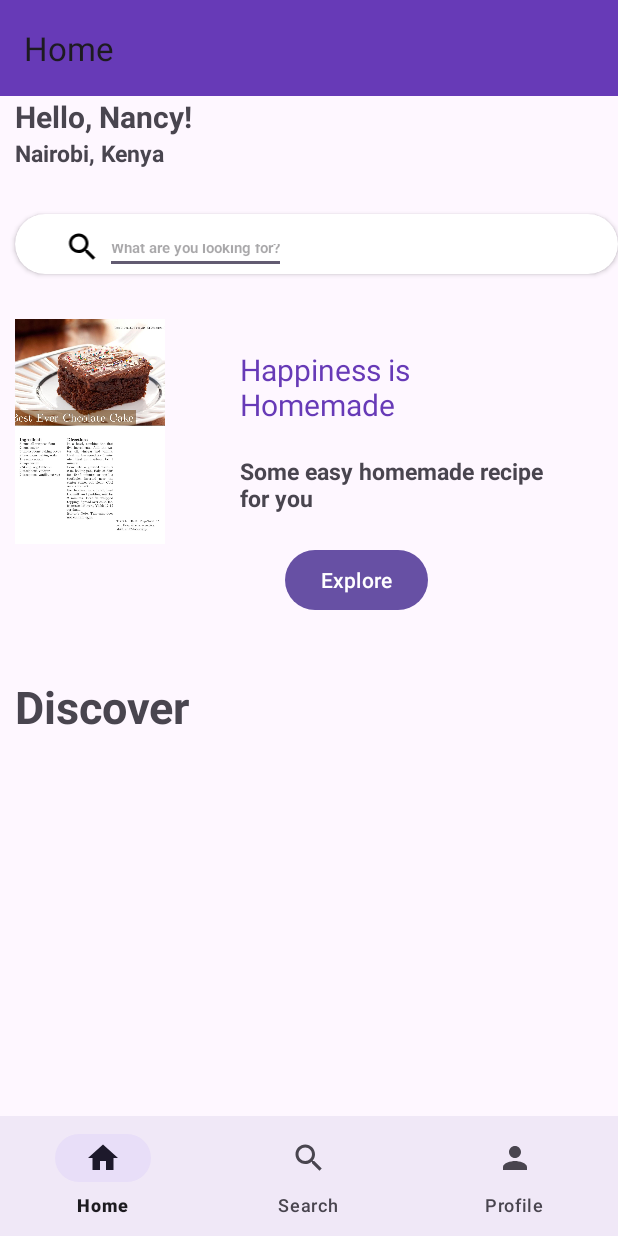
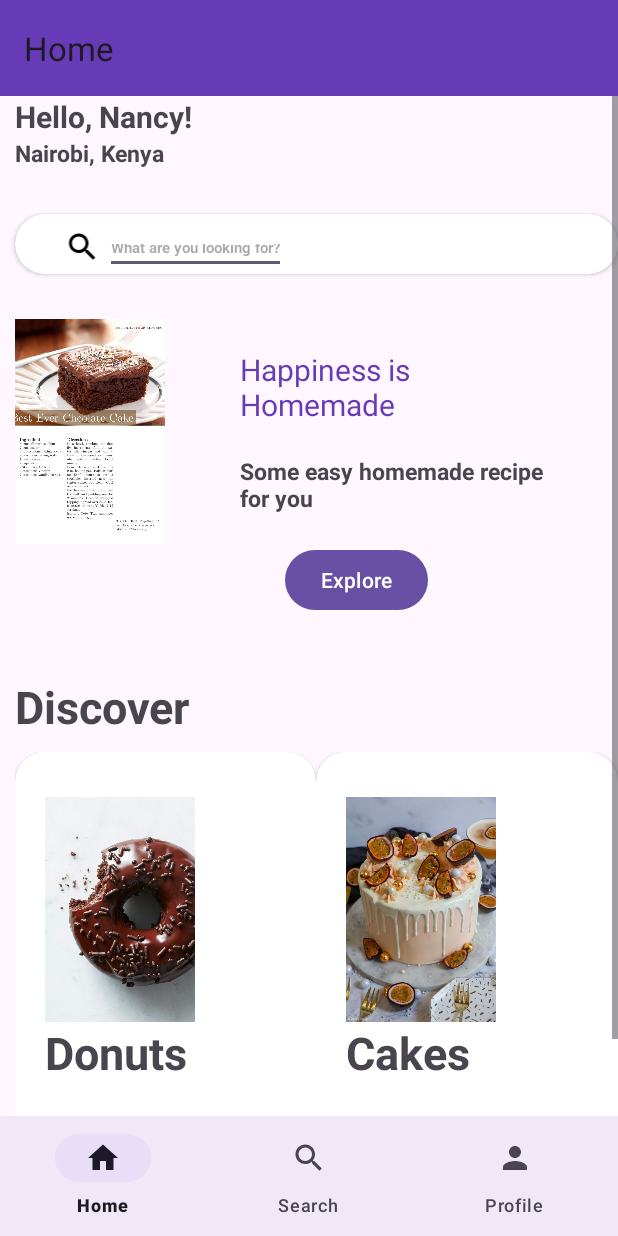
Before and after one commit to NancyN00/The-Sweet-Oven, an Android app: the HomeFragment screen opened directly, with no data from a screen before it, on a phone screen of 412 x 824 dp. Run offline under Robolectric (Android 15) with nearby library versions, the phone set to English and light mode, and no system bars; our stand-ins replace navigation-ui.

Commit message:
implemented onclicklister

```diff
--- a/app/src/main/java/com/example/thesweetoven/adapters/DiscoverAdapter.kt
+++ b/app/src/main/java/com/example/thesweetoven/adapters/DiscoverAdapter.kt
@@ -1,21 +1,35 @@
 package com.example.thesweetoven.adapters
 
+import android.util.Log
+import android.view.LayoutInflater
 import android.view.ViewGroup
 import androidx.recyclerview.widget.RecyclerView
+import com.example.thesweetoven.data.DiscoverItem
+import com.example.thesweetoven.databinding.DiscoverLayoutBinding
 
 class DiscoverAdapter : RecyclerView.Adapter<DiscoverAdapter.DiscoverViewHolder>() {
 
-    inner class DiscoverViewHolder{}
+    private var discovers = mutableListOf<DiscoverItem>()
+    override fun onCreateViewHolder(parent: ViewGroup, viewType: Int): DiscoverViewHolder {
+         val inflater = LayoutInflater.from(parent.context)
+         val binding = DiscoverLayoutBinding.inflate(inflater, parent, false)
+        return DiscoverViewHolder(binding)
+    }
+    override fun onBindViewHolder(holder: DiscoverViewHolder, position: Int) {
+           val discover = discovers[position]
+        holder.bind(discover)
+    }
+    override fun getItemCount() : Int = discovers.size
 
-    override fun onCreateViewHolder(parent: ViewGroup, viewType: Int): DiscoverViewHolder {
-        TODO("Not yet implemented")
+    fun setDiscoverItems(discover : List<DiscoverItem>){
+        this.discovers = discover.toMutableList()
+        notifyDataSetChanged()
     }
 
-    override fun onBindViewHolder(holder: DiscoverViewHolder, position: Int) {
-        TODO("Not yet implemented")
-    }
-
-    override fun getItemCount(): Int {
-        TODO("Not yet implemented")
+    inner class DiscoverViewHolder(private val binding : DiscoverLayoutBinding):RecyclerView.ViewHolder(binding.root){
+        fun bind(item: DiscoverItem){
+            binding.txtExplore.text = item.title
+            binding.imgExplore.setImageResource(item.img)
+        }
     }
 }
--- a/app/src/main/java/com/example/thesweetoven/data/DiscoverItem.kt
+++ b/app/src/main/java/com/example/thesweetoven/data/DiscoverItem.kt
@@ -1,3 +1,3 @@
 package com.example.thesweetoven.data
 
-data class DiscoverItem( val title : String, val img: Int)
+data class DiscoverItem( val img: Int, val title: String)
--- a/app/src/main/java/com/example/thesweetoven/fragments/HomeFragment.kt
+++ b/app/src/main/java/com/example/thesweetoven/fragments/HomeFragment.kt
@@ -1,37 +1,40 @@
 package com.example.thesweetoven.fragments
 
-import android.content.Intent
+import android.content.ContentValues.TAG
+import android.nfc.Tag
 import android.os.Bundle
+import android.util.Log
 import androidx.fragment.app.Fragment
 import android.view.LayoutInflater
 import android.view.View
 import android.view.ViewGroup
+import android.widget.GridLayout
 import androidx.navigation.NavController
 import androidx.navigation.fragment.findNavController
+import androidx.recyclerview.widget.GridLayoutManager
+import androidx.recyclerview.widget.LinearLayoutManager
 import com.example.thesweetoven.R
-import com.example.thesweetoven.auth.LoginActivity
+import com.example.thesweetoven.adapters.DiscoverAdapter
+import com.example.thesweetoven.data.DiscoverItem
 import com.example.thesweetoven.databinding.FragmentHomeBinding
+import com.google.android.play.integrity.internal.t
 
 class HomeFragment : Fragment() {
 
     private lateinit var binding: FragmentHomeBinding
     private lateinit var navController: NavController
+    private lateinit var discadapter: DiscoverAdapter
+    private lateinit var discoverList: MutableList<DiscoverItem>
 
 
-    override fun onCreate(savedInstanceState: Bundle?) {
-        super.onCreate(savedInstanceState)
-
-
-    }
 
     override fun onCreateView(
         inflater: LayoutInflater, container: ViewGroup?,
         savedInstanceState: Bundle?,
-    ): View? {
-        binding = FragmentHomeBinding.inflate(layoutInflater)
+    ): View {
+        binding = FragmentHomeBinding.inflate(inflater, container, false)
         return (binding.root)
     }
-
     override fun onViewCreated(view: View, savedInstanceState: Bundle?) {
         super.onViewCreated(view, savedInstanceState)
 
@@ -39,9 +42,53 @@ class HomeFragment : Fragment() {
 
         binding.btnExplore.setOnClickListener {
             navController.navigate(R.id.action_homeFragment_to_searchFragment)
+
+            Log.d("ExBtn", "Button Clicked")
         }
 
+        discoverItems()
+        prepareRecyclerView()
+        updateDiscoverItems(discoverList)
+
+
+        Log.d(TAG, "MYLIST : ${discoverList}" )
 
 
     }
+
+    private fun updateDiscoverItems(discover: List<DiscoverItem>) {
+        discadapter.setDiscoverItems(discover)
     }
+
+    private fun prepareRecyclerView() {
+        discadapter = DiscoverAdapter()
+        binding.recyclerExplore.layoutManager = GridLayoutManager( context, 2, GridLayoutManager.VERTICAL, false)
+        binding.recyclerExplore.adapter = discadapter
+    }
+
+    //this method is for initializing the data
+    private fun discoverItems() {
+
+        discoverList = mutableListOf()
+
+       val imageId = arrayOf(
+            R.drawable.donut,
+            R.drawable.cakes,
+            R.drawable.cupcakes,
+            R.drawable.pancakes
+        )
+
+        val titleName = arrayOf(
+            "Donuts",
+            "Cakes",
+            "Cupcake",
+            "Pancake"
+        )
+
+       for (i in imageId.indices){
+
+          val discoverss = DiscoverItem(imageId[i],titleName[i])
+           discoverList.add(discoverss)
+        }
+    }
+}
--- a/app/src/main/java/com/example/thesweetoven/ui/HomeActivity.kt
+++ b/app/src/main/java/com/example/thesweetoven/ui/HomeActivity.kt
@@ -40,6 +40,7 @@ class HomeActivity : AppCompatActivity() {
         NavigationUI.setupWithNavController(toolbar, navController, appBarConfiguration)
 
         findViewById<BottomNavigationView>(R.id.bottomNavView).setupWithNavController(navController)
+
     }
 
     override fun onSupportNavigateUp(): Boolean {
--- a/app/src/main/res/layout/discover_layout.xml
+++ b/app/src/main/res/layout/discover_layout.xml
@@ -22,6 +22,7 @@
             android:src="@drawable/donut"/>
 
         <TextView
+            android:id="@+id/txt_explore"
             android:layout_width="match_parent"
             android:layout_height="wrap_content"
             android:text="Donuts"
```
Lines whose indentation alone changed are shown as unchanged.
